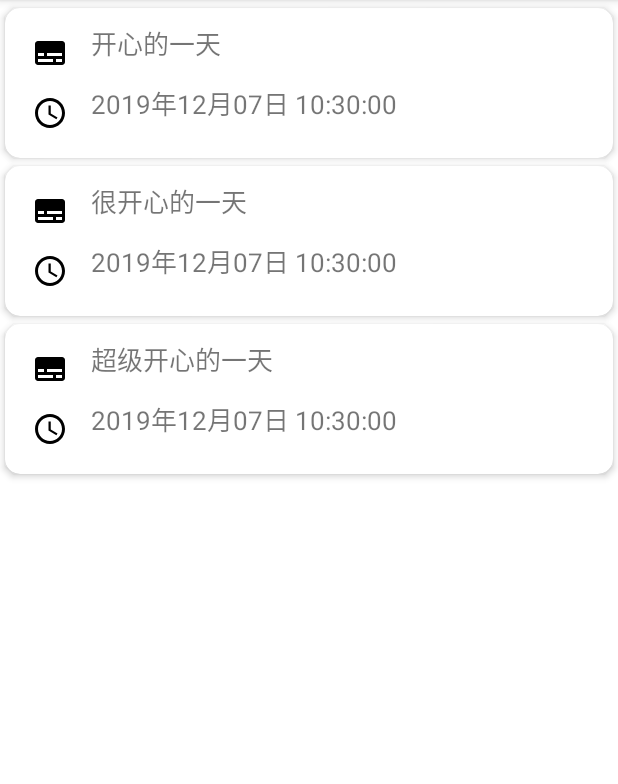
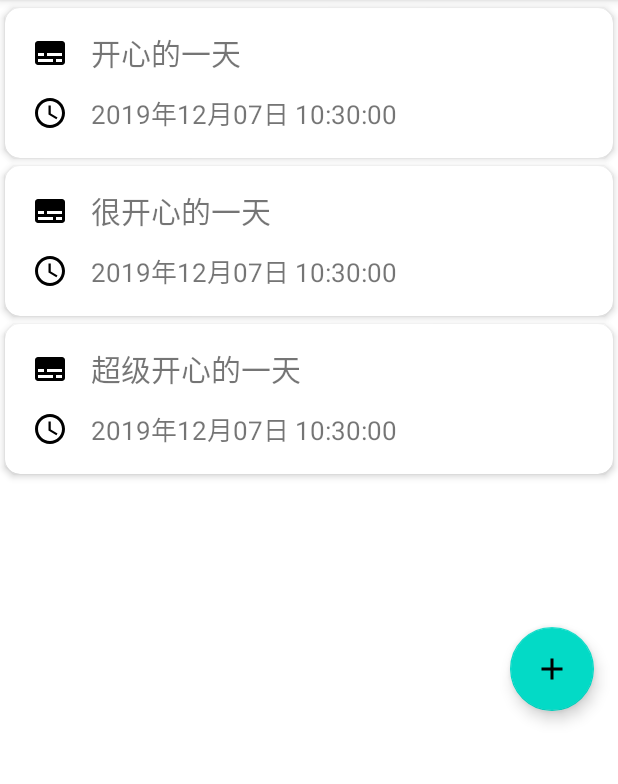
Before and after one commit to sam5Lin/Diary, an Android app: the screen it shows after launch (MainActivity), on a phone screen of 412 x 824 dp, the part 75-859 px from its top. Run offline under Robolectric (Android 15) with nearby library versions, the phone set to English and light mode, and no system bars.

Commit message:
leadIcon? addDiary?

```diff
--- a/app/build.gradle
+++ b/app/build.gradle
@@ -17,6 +17,10 @@ android {
             proguardFiles getDefaultProguardFile('proguard-android-optimize.txt'), 'proguard-rules.pro'
         }
     }
+    compileOptions {
+        sourceCompatibility = 1.8
+        targetCompatibility = 1.8
+    }
 }
 
 dependencies {
--- a/app/src/main/AndroidManifest.xml
+++ b/app/src/main/AndroidManifest.xml
@@ -9,6 +9,7 @@
         android:roundIcon="@mipmap/ic_launcher_round"
         android:supportsRtl="true"
         android:theme="@style/AppTheme">
+        <activity android:name=".AddDiaryActivity"></activity>
         <activity android:name=".MainActivity">
             <intent-filter>
                 <action android:name="android.intent.action.MAIN" />
--- a/app/src/main/java/com/example/mydiary/MainActivity.java
+++ b/app/src/main/java/com/example/mydiary/MainActivity.java
@@ -5,6 +5,7 @@ import androidx.appcompat.widget.Toolbar;
 import androidx.recyclerview.widget.LinearLayoutManager;
 import androidx.recyclerview.widget.RecyclerView;
 
+import android.content.Intent;
 import android.graphics.drawable.Drawable;
 import android.os.Bundle;
 import android.util.Log;
@@ -15,6 +16,7 @@ import android.widget.Toast;
 
 import com.example.mydiary.entity.Diary;
 import com.example.mydiary.entity.DiaryAdapter;
+import com.google.android.material.floatingactionbutton.FloatingActionButton;
 
 import java.text.SimpleDateFormat;
 import java.util.ArrayList;
@@ -23,10 +25,17 @@ import java.util.List;
 
 public class MainActivity extends AppCompatActivity {
     private List<Diary> diaryList = new ArrayList<>();
+    private FloatingActionButton btn;
     @Override
     protected void onCreate(Bundle savedInstanceState) {
         super.onCreate(savedInstanceState);
         setContentView(R.layout.activity_main);
+
+        btn = findViewById(R.id.addDiary);
+        btn.setOnClickListener(v->{
+            Intent intent = new Intent(MainActivity.this,AddDiaryActivity.class);
+            startActivity(intent);
+        });
 
         initTools();
 
--- /dev/null
+++ b/app/src/main/res/drawable/ic_add.xml
@@ -0,0 +1,9 @@
+<vector xmlns:android="http://schemas.android.com/apk/res/android"
+        android:width="24dp"
+        android:height="24dp"
+        android:viewportWidth="24.0"
+        android:viewportHeight="24.0">
+    <path
+        android:fillColor="#FF000000"
+        android:pathData="M19,13h-6v6h-2v-6H5v-2h6V5h2v6h6v2z"/>
+</vector>
--- a/app/src/main/res/layout/activity_main.xml
+++ b/app/src/main/res/layout/activity_main.xml
@@ -22,6 +22,16 @@
                 />
         </com.google.android.material.appbar.AppBarLayout>
 
+        <com.google.android.material.floatingactionbutton.FloatingActionButton
+            android:id="@+id/addDiary"
+            android:layout_width="wrap_content"
+            android:layout_height="wrap_content"
+            android:layout_gravity="bottom|end"
+            android:layout_marginEnd="16dp"
+            android:layout_marginBottom="300dp"
+            app:layout_behavior="@string/hide_bottom_view_on_scroll_behavior"
+            app:srcCompat="@drawable/ic_add"
+            />
 
         <androidx.recyclerview.widget.RecyclerView
             android:id="@+id/diary_list"
--- a/app/src/main/res/layout/diary_item.xml
+++ b/app/src/main/res/layout/diary_item.xml
@@ -21,9 +21,10 @@
                 android:layout_width="match_parent"
                 android:layout_height="40dp"
                 android:layout_marginStart="8dp"
-                android:textSize="17sp"
+                android:textSize="20sp"
                 android:drawableStart="@drawable/ic_title"
                 android:drawablePadding="15dp"
+                android:gravity="center|start"
                 />
 
             <TextView
@@ -34,6 +35,7 @@
                 android:textSize="17sp"
                 android:drawableStart="@drawable/ic_time"
                 android:drawablePadding="15dp"
+                android:gravity="center|start"
                 />
     </LinearLayout>
 
```
Also changed, not shown: app/src/main/java/com/example/mydiary/AddDiaryActivity.java (added, +14 -0 lines), app/src/main/res/layout/activity_add_diary.xml (added, +46 -0 lines).
